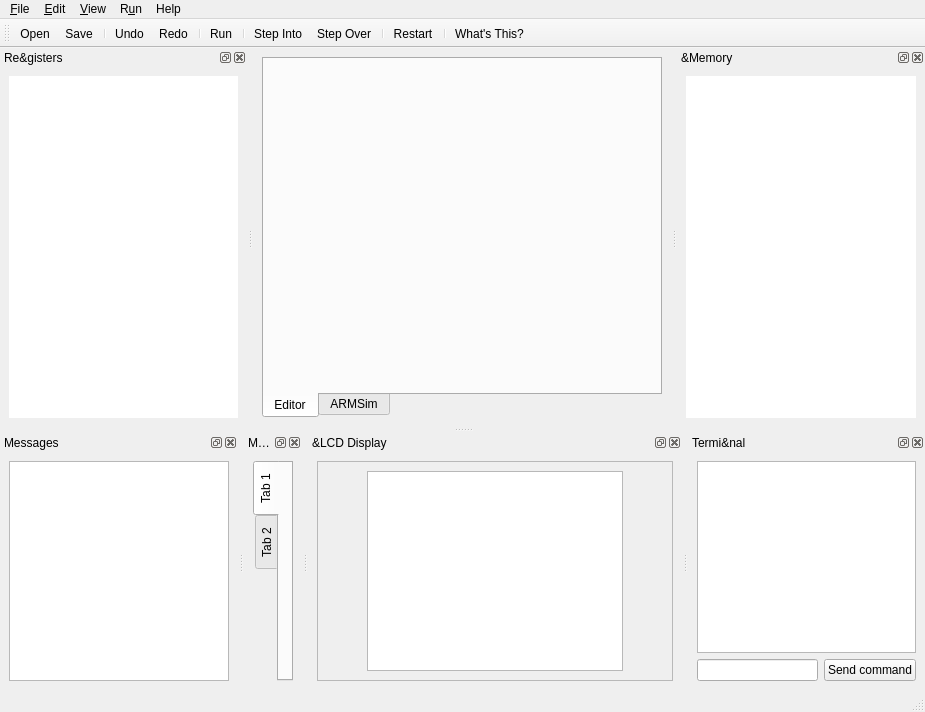
Above: qtarmsim/ui/mainwindow.ui from barrachi/qtarmsim before the change. Below: the same form after it.
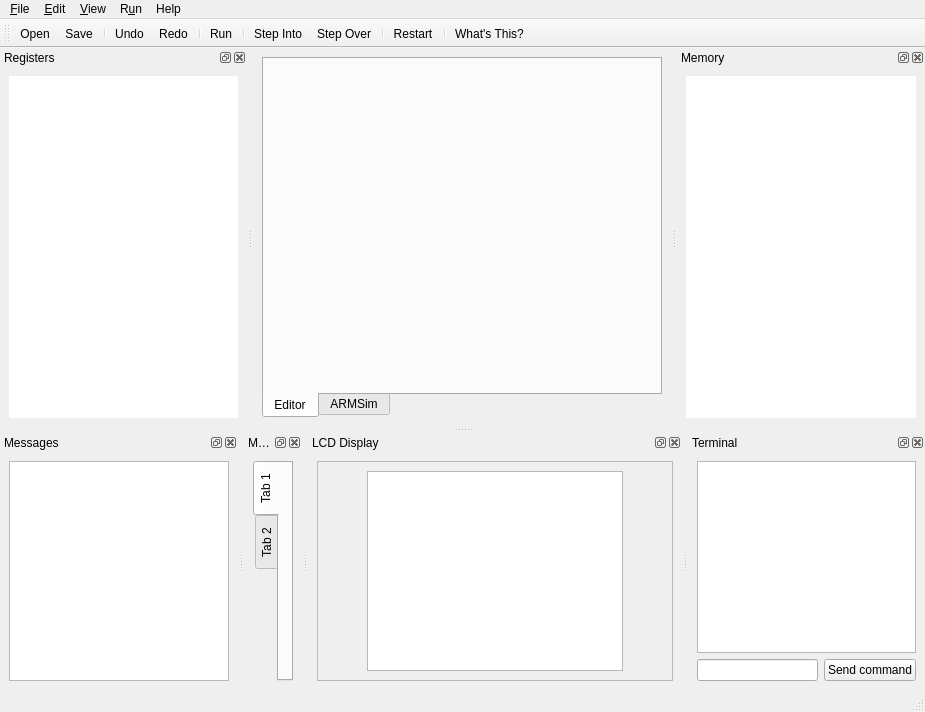
That is the form after the change. Icons and pictures are not drawn. Custom widgets are drawn as their Qt base class.

Commit message: Removed & shortcuts from dockwidget titles

What changed in the file:
```diff
--- a/qtarmsim/ui/mainwindow.ui
+++ b/qtarmsim/ui/mainwindow.ui
@@ -259,7 +259,7 @@
     <set>Qt::LeftDockWidgetArea|Qt::RightDockWidgetArea</set>
    </property>
    <property name="windowTitle">
-    <string>Re&amp;gisters</string>
+    <string>Registers</string>
    </property>
    <attribute name="dockWidgetArea">
     <number>1</number>
@@ -311,7 +311,7 @@
     <set>Qt::LeftDockWidgetArea|Qt::RightDockWidgetArea</set>
    </property>
    <property name="windowTitle">
-    <string>&amp;Memory</string>
+    <string>Memory</string>
    </property>
    <attribute name="dockWidgetArea">
     <number>2</number>
@@ -426,7 +426,7 @@
     <string>The LCD Display shows the output of a simulated LCD Display Device</string>
    </property>
    <property name="windowTitle">
-    <string>&amp;LCD Display</string>
+    <string>LCD Display</string>
    </property>
    <attribute name="dockWidgetArea">
     <number>8</number>
@@ -520,7 +520,7 @@
   </widget>
   <widget class="QDockWidget" name="dockWidgetTerminal">
    <property name="windowTitle">
-    <string>Termi&amp;nal</string>
+    <string>Terminal</string>
    </property>
    <attribute name="dockWidgetArea">
     <number>8</number>
```
Left out of the diff: 2 changed lines with no effect on the pictures.
